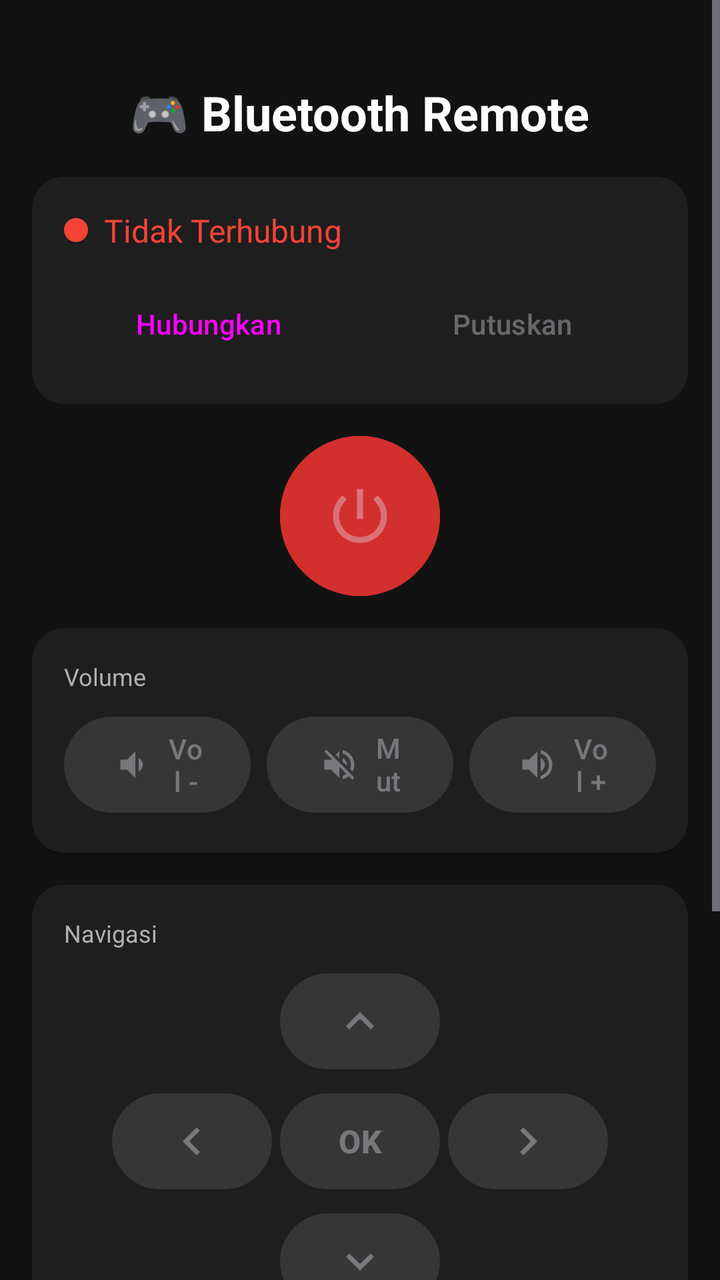
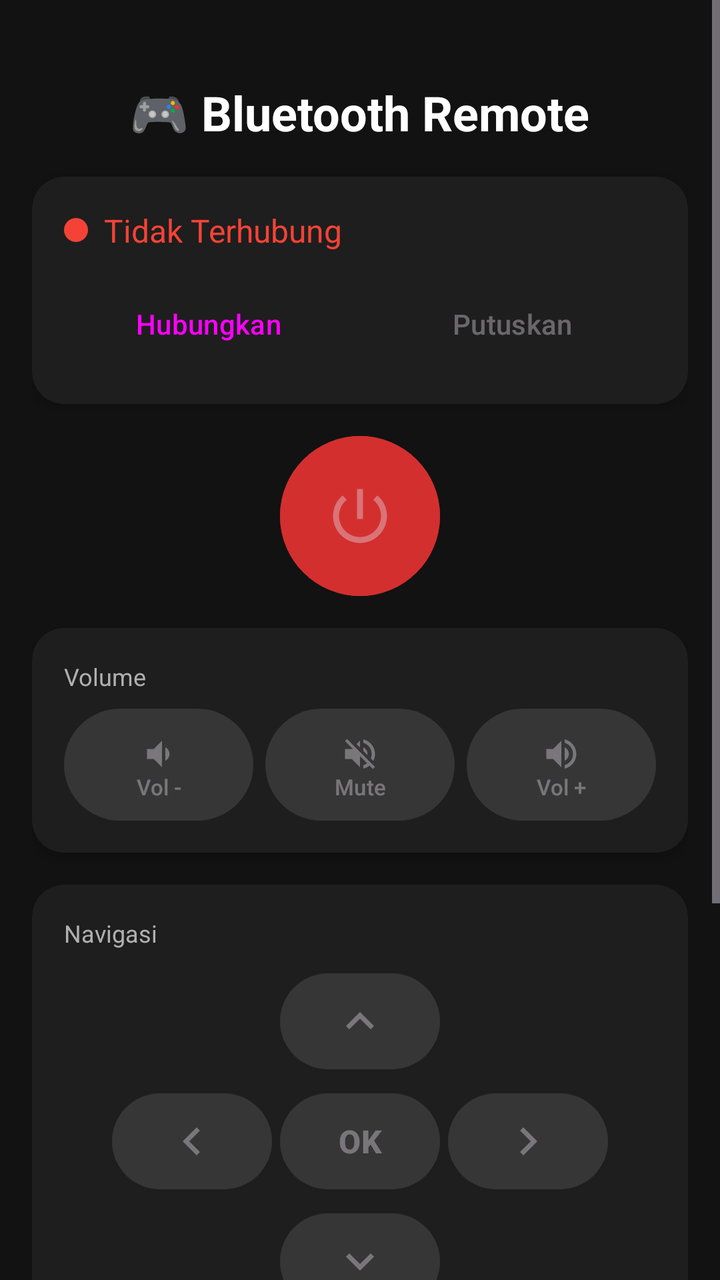

Compare the two renders of this Android layout. The source of the first and the diff that turns it into the second are given below.
<!-- AndroidManifest.xml: application theme Theme.BluetoothRemote -->
<!-- res/layout/activity_main.xml -->
<?xml version="1.0" encoding="utf-8"?>
<ScrollView xmlns:android="http://schemas.android.com/apk/res/android"
    xmlns:app="http://schemas.android.com/apk/res-auto"
    android:layout_width="match_parent"
    android:layout_height="match_parent"
    android:background="@color/background_dark">

    <LinearLayout
        android:layout_width="match_parent"
        android:layout_height="wrap_content"
        android:orientation="vertical"
        android:padding="16dp">

        
        <LinearLayout
            android:layout_width="match_parent"
            android:layout_height="wrap_content"
            android:orientation="vertical"
            android:gravity="center"
            android:paddingTop="24dp"
            android:paddingBottom="16dp">

            <TextView
                android:layout_width="wrap_content"
                android:layout_height="wrap_content"
                android:text="🎮 Bluetooth Remote"
                android:textSize="24sp"
                android:textStyle="bold"
                android:textColor="@color/text_primary"/>

        </LinearLayout>

        
        <androidx.cardview.widget.CardView
            android:layout_width="match_parent"
            android:layout_height="wrap_content"
            android:layout_marginBottom="16dp"
            app:cardBackgroundColor="@color/card_background"
            app:cardCornerRadius="16dp"
            app:cardElevation="4dp">

            <LinearLayout
                android:layout_width="match_parent"
                android:layout_height="wrap_content"
                android:orientation="vertical"
                android:padding="16dp">

                <LinearLayout
                    android:layout_width="match_parent"
                    android:layout_height="wrap_content"
                    android:orientation="horizontal"
                    android:gravity="center_vertical">

                    <View
                        android:id="@+id/statusIndicator"
                        android:layout_width="12dp"
                        android:layout_height="12dp"
                        android:background="@drawable/indicator_disconnected"/>

                    <TextView
                        android:id="@+id/tvStatus"
                        android:layout_width="0dp"
                        android:layout_height="wrap_content"
                        android:layout_weight="1"
                        android:layout_marginStart="8dp"
                        android:text="Tidak Terhubung"
                        android:textSize="16sp"
                        android:textColor="@color/status_disconnected"/>

                </LinearLayout>

                <TextView
                    android:id="@+id/tvDeviceName"
                    android:layout_width="wrap_content"
                    android:layout_height="wrap_content"
                    android:layout_marginTop="4dp"
                    android:textSize="13sp"
                    android:textColor="@color/text_secondary"
                    android:visibility="gone"/>

                <LinearLayout
                    android:layout_width="match_parent"
                    android:layout_height="wrap_content"
                    android:orientation="horizontal"
                    android:layout_marginTop="12dp">

                    <Button
                        android:id="@+id/btnConnect"
                        android:layout_width="0dp"
                        android:layout_height="wrap_content"
                        android:layout_weight="1"
                        android:layout_marginEnd="8dp"
                        android:text="Hubungkan"
                        style="@style/Widget.Material3.Button"/>

                    <Button
                        android:id="@+id/btnDisconnect"
                        android:layout_width="0dp"
                        android:layout_height="wrap_content"
                        android:layout_weight="1"
                        android:enabled="false"
                        android:text="Putuskan"
                        style="@style/Widget.Material3.Button.TonalButton"/>

                </LinearLayout>

            </LinearLayout>

        </androidx.cardview.widget.CardView>

        
        <LinearLayout
            android:layout_width="match_parent"
            android:layout_height="wrap_content"
            android:gravity="center"
            android:layout_marginBottom="16dp">

            <com.google.android.material.button.MaterialButton
                android:id="@+id/btnPower"
                android:layout_width="80dp"
                android:layout_height="80dp"
                android:backgroundTint="@color/power_red"
                app:icon="@drawable/ic_power"
                app:iconSize="36dp"
                app:iconGravity="textStart"
                app:iconPadding="0dp"
                android:insetTop="0dp"
                android:insetBottom="0dp"
                android:insetLeft="0dp"
                android:insetRight="0dp"
                app:cornerRadius="40dp"
                style="@style/Widget.Material3.Button"
                android:enabled="false"/>

        </LinearLayout>

        
        <androidx.cardview.widget.CardView
            android:layout_width="match_parent"
            android:layout_height="wrap_content"
            android:layout_marginBottom="16dp"
            app:cardBackgroundColor="@color/card_background"
            app:cardCornerRadius="16dp"
            app:cardElevation="4dp">

            <LinearLayout
                android:layout_width="match_parent"
                android:layout_height="wrap_content"
                android:orientation="vertical"
                android:padding="16dp">

                <TextView
                    android:layout_width="wrap_content"
                    android:layout_height="wrap_content"
                    android:text="Volume"
                    android:textColor="@color/text_secondary"
                    android:textSize="12sp"
                    android:layout_marginBottom="8dp"/>

                <LinearLayout
                    android:layout_width="match_parent"
                    android:layout_height="wrap_content"
                    android:orientation="horizontal"
                    android:gravity="center">

                    <com.google.android.material.button.MaterialButton
                        android:id="@+id/btnVolDown"
                        android:layout_width="0dp"
                        android:layout_height="56dp"
                        android:layout_weight="1"
                        android:layout_marginEnd="8dp"
                        android:text="Vol -"
                        app:icon="@drawable/ic_volume_down"
                        app:iconSize="20dp"
                        app:iconGravity="textStart"
                        android:enabled="false"
                        style="@style/Widget.Material3.Button.TonalButton"/>

                    <com.google.android.material.button.MaterialButton
                        android:id="@+id/btnMute"
                        android:layout_width="0dp"
                        android:layout_height="56dp"
                        android:layout_weight="1"
                        android:layout_marginEnd="8dp"
                        android:text="Mute"
                        app:icon="@drawable/ic_volume_mute"
                        app:iconSize="20dp"
                        app:iconGravity="textStart"
                        android:enabled="false"
                        style="@style/Widget.Material3.Button.TonalButton"/>

                    <com.google.android.material.button.MaterialButton
                        android:id="@+id/btnVolUp"
                        android:layout_width="0dp"
                        android:layout_height="56dp"
                        android:layout_weight="1"
                        android:text="Vol +"
                        app:icon="@drawable/ic_volume_up"
                        app:iconSize="20dp"
                        app:iconGravity="textStart"
                        android:enabled="false"
                        style="@style/Widget.Material3.Button.TonalButton"/>

                </LinearLayout>

            </LinearLayout>

        </androidx.cardview.widget.CardView>

        
        <androidx.cardview.widget.CardView
            android:layout_width="match_parent"
            android:layout_height="wrap_content"
            android:layout_marginBottom="16dp"
            app:cardBackgroundColor="@color/card_background"
            app:cardCornerRadius="16dp"
            app:cardElevation="4dp">

            <LinearLayout
                android:layout_width="match_parent"
                android:layout_height="wrap_content"
                android:orientation="vertical"
                android:padding="16dp">

                <TextView
                    android:layout_width="wrap_content"
                    android:layout_height="wrap_content"
                    android:text="Navigasi"
                    android:textColor="@color/text_secondary"
                    android:textSize="12sp"
                    android:layout_marginBottom="8dp"/>

                
                <LinearLayout
                    android:layout_width="match_parent"
                    android:layout_height="wrap_content"
                    android:gravity="center"
                    android:layout_marginBottom="4dp">
                    <com.google.android.material.button.MaterialButton
                        android:id="@+id/btnUp"
                        android:layout_width="80dp"
                        android:layout_height="56dp"
                        app:icon="@drawable/ic_arrow_up"
                        app:iconSize="28dp"
                        app:iconGravity="textStart"
                        app:iconPadding="0dp"
                        android:enabled="false"
                        style="@style/Widget.Material3.Button.TonalButton"/>
                </LinearLayout>

                
                <LinearLayout
                    android:layout_width="match_parent"
                    android:layout_height="wrap_content"
                    android:gravity="center"
                    android:layout_marginBottom="4dp">
                    <com.google.android.material.button.MaterialButton
                        android:id="@+id/btnLeft"
                        android:layout_width="80dp"
                        android:layout_height="56dp"
                        app:icon="@drawable/ic_arrow_left"
                        app:iconSize="28dp"
                        app:iconGravity="textStart"
                        app:iconPadding="0dp"
                        android:layout_marginEnd="4dp"
                        android:enabled="false"
                        style="@style/Widget.Material3.Button.TonalButton"/>
                    <com.google.android.material.button.MaterialButton
                        android:id="@+id/btnOk"
                        android:layout_width="80dp"
                        android:layout_height="56dp"
                        android:text="OK"
                        android:textSize="16sp"
                        android:textStyle="bold"
                        android:layout_marginEnd="4dp"
                        android:enabled="false"
                        style="@style/Widget.Material3.Button"/>
                    <com.google.android.material.button.MaterialButton
                        android:id="@+id/btnRight"
                        android:layout_width="80dp"
                        android:layout_height="56dp"
                        app:icon="@drawable/ic_arrow_right"
                        app:iconSize="28dp"
                        app:iconGravity="textStart"
                        app:iconPadding="0dp"
                        android:enabled="false"
                        style="@style/Widget.Material3.Button.TonalButton"/>
                </LinearLayout>

                
                <LinearLayout
                    android:layout_width="match_parent"
                    android:layout_height="wrap_content"
                    android:gravity="center"
                    android:layout_marginBottom="8dp">
                    <com.google.android.material.button.MaterialButton
                        android:id="@+id/btnDown"
                        android:layout_width="80dp"
                        android:layout_height="56dp"
                        app:icon="@drawable/ic_arrow_down"
                        app:iconSize="28dp"
                        app:iconGravity="textStart"
                        app:iconPadding="0dp"
                        android:enabled="false"
                        style="@style/Widget.Material3.Button.TonalButton"/>
                </LinearLayout>

                
                <LinearLayout
                    android:layout_width="match_parent"
                    android:layout_height="wrap_content"
                    android:gravity="center">

                    <com.google.android.material.button.MaterialButton
                        android:id="@+id/btnBack"
                        android:layout_width="0dp"
                        android:layout_height="48dp"
                        android:layout_weight="1"
                        android:layout_marginEnd="4dp"
                        android:text="Back"
                        app:icon="@drawable/ic_arrow_back"
                        app:iconSize="18dp"
                        app:iconGravity="textStart"
                        android:enabled="false"
                        style="@style/Widget.Material3.Button.TonalButton"/>

                    <com.google.android.material.button.MaterialButton
                        android:id="@+id/btnHome"
                        android:layout_width="0dp"
                        android:layout_height="48dp"
                        android:layout_weight="1"
                        android:layout_marginEnd="4dp"
                        android:text="Home"
                        app:icon="@drawable/ic_home"
                        app:iconSize="18dp"
                        app:iconGravity="textStart"
                        android:enabled="false"
                        style="@style/Widget.Material3.Button.TonalButton"/>

                    <com.google.android.material.button.MaterialButton
                        android:id="@+id/btnMenu"
                        android:layout_width="0dp"
                        android:layout_height="48dp"
                        android:layout_weight="1"
                        android:text="Menu"
                        app:icon="@drawable/ic_menu"
                        app:iconSize="18dp"
                        app:iconGravity="textStart"
                        android:enabled="false"
                        style="@style/Widget.Material3.Button.TonalButton"/>

                </LinearLayout>

            </LinearLayout>

        </androidx.cardview.widget.CardView>

        
        <androidx.cardview.widget.CardView
            android:layout_width="match_parent"
            android:layout_height="wrap_content"
            android:layout_marginBottom="24dp"
            app:cardBackgroundColor="@color/card_background"
            app:cardCornerRadius="16dp"
            app:cardElevation="4dp">

            <LinearLayout
                android:layout_width="match_parent"
                android:layout_height="wrap_content"
                android:orientation="vertical"
                android:padding="16dp">

                <TextView
                    android:layout_width="wrap_content"
                    android:layout_height="wrap_content"
                    android:text="Media"
                    android:textColor="@color/text_secondary"
                    android:textSize="12sp"
                    android:layout_marginBottom="8dp"/>

                <LinearLayout
                    android:layout_width="match_parent"
                    android:layout_height="wrap_content"
                    android:gravity="center">

                    <com.google.android.material.button.MaterialButton
                        android:id="@+id/btnPlay"
                        android:layout_width="0dp"
                        android:layout_height="56dp"
                        android:layout_weight="1"
                        android:layout_marginEnd="4dp"
                        android:text="Play"
                        app:icon="@drawable/ic_play"
                        app:iconSize="20dp"
                        app:iconGravity="textStart"
                        android:enabled="false"
                        style="@style/Widget.Material3.Button.TonalButton"/>

                    <com.google.android.material.button.MaterialButton
                        android:id="@+id/btnPause"
                        android:layout_width="0dp"
                        android:layout_height="56dp"
                        android:layout_weight="1"
                        android:layout_marginEnd="4dp"
                        android:text="Pause"
                        app:icon="@drawable/ic_pause"
                        app:iconSize="20dp"
                        app:iconGravity="textStart"
                        android:enabled="false"
                        style="@style/Widget.Material3.Button.TonalButton"/>

                    <com.google.android.material.button.MaterialButton
                        android:id="@+id/btnStop"
                        android:layout_width="0dp"
                        android:layout_height="56dp"
                        android:layout_weight="1"
                        android:text="Stop"
                        app:icon="@drawable/ic_stop"
                        app:iconSize="20dp"
                        app:iconGravity="textStart"
                        android:enabled="false"
                        style="@style/Widget.Material3.Button.TonalButton"/>

                </LinearLayout>

            </LinearLayout>

        </androidx.cardview.widget.CardView>

    </LinearLayout>

</ScrollView>
<!-- resources referenced by this layout -->
<resources>
  <color name="background_dark">#121212</color>
  <color name="card_background">#1E1E1E</color>
  <color name="power_red">#D32F2F</color>
  <color name="status_disconnected">#F44336</color>
  <color name="text_primary">#FFFFFF</color>
  <color name="text_secondary">#B0B0B0</color>
  <!-- drawable ic_arrow_down (drawable) -->
  <vector xmlns:android="http://schemas.android.com/apk/res/android"
      android:width="24dp"
      android:height="24dp"
      android:viewportWidth="24.0"
      android:viewportHeight="24.0">
      <path
          android:fillColor="@android:color/white"
          android:pathData="M7.41,8.59L12,13.17l4.59,-4.58L18,10l-6,6 -6,-6 1.41,-1.41z"/>
  </vector>
  <!-- drawable ic_arrow_left (drawable) -->
  <vector xmlns:android="http://schemas.android.com/apk/res/android"
      android:width="24dp"
      android:height="24dp"
      android:viewportWidth="24.0"
      android:viewportHeight="24.0">
      <path
          android:fillColor="@android:color/white"
          android:pathData="M15.41,16.59L10.83,12l4.58,-4.59L14,6l-6,6 6,6 1.41,-1.41z"/>
  </vector>
  <!-- drawable ic_arrow_right (drawable) -->
  <vector xmlns:android="http://schemas.android.com/apk/res/android"
      android:width="24dp"
      android:height="24dp"
      android:viewportWidth="24.0"
      android:viewportHeight="24.0">
      <path
          android:fillColor="@android:color/white"
          android:pathData="M8.59,16.59L13.17,12 8.59,7.41 10,6l6,6 -6,6 -1.41,-1.41z"/>
  </vector>
  <!-- drawable ic_arrow_up (drawable) -->
  <vector xmlns:android="http://schemas.android.com/apk/res/android"
      android:width="24dp"
      android:height="24dp"
      android:viewportWidth="24.0"
      android:viewportHeight="24.0">
      <path
          android:fillColor="@android:color/white"
          android:pathData="M7.41,15.41L12,10.83l4.59,4.58L18,14l-6,-6 -6,6z"/>
  </vector>
  <!-- drawable ic_home (drawable) -->
  <vector xmlns:android="http://schemas.android.com/apk/res/android"
      android:width="24dp"
      android:height="24dp"
      android:viewportWidth="24.0"
      android:viewportHeight="24.0">
      <path
          android:fillColor="@android:color/white"
          android:pathData="M10,20v-6h4v6h5v-8h3L12,3 2,12h3v8z"/>
  </vector>
  <!-- drawable ic_menu (drawable) -->
  <vector xmlns:android="http://schemas.android.com/apk/res/android"
      android:width="24dp"
      android:height="24dp"
      android:viewportWidth="24.0"
      android:viewportHeight="24.0">
      <path
          android:fillColor="@android:color/white"
          android:pathData="M3,18h18v-2H3v2zm0,-5h18v-2H3v2zm0,-7v2h18V6H3z"/>
  </vector>
  <!-- drawable ic_pause (drawable) -->
  <vector xmlns:android="http://schemas.android.com/apk/res/android"
      android:width="24dp"
      android:height="24dp"
      android:viewportWidth="24.0"
      android:viewportHeight="24.0">
      <path
          android:fillColor="@android:color/white"
          android:pathData="M6,19h4V5H6v14zm8,-14v14h4V5h-4z"/>
  </vector>
  <!-- drawable ic_play (drawable) -->
  <vector xmlns:android="http://schemas.android.com/apk/res/android"
      android:width="24dp"
      android:height="24dp"
      android:viewportWidth="24.0"
      android:viewportHeight="24.0">
      <path
          android:fillColor="@android:color/white"
          android:pathData="M8,5v14l11,-7z"/>
  </vector>
  <!-- drawable ic_stop (drawable) -->
  <vector xmlns:android="http://schemas.android.com/apk/res/android"
      android:width="24dp"
      android:height="24dp"
      android:viewportWidth="24.0"
      android:viewportHeight="24.0">
      <path
          android:fillColor="@android:color/white"
          android:pathData="M6,6h12v12H6z"/>
  </vector>
  <!-- drawable indicator_disconnected (drawable) -->
  <?xml version="1.0" encoding="utf-8"?>
  <shape xmlns:android="http://schemas.android.com/apk/res/android" android:shape="oval">
      <solid android:color="#F44336"/>
  </shape>
  <color name="primary">#6200EE</color>
  <color name="primary_variant">#3700B3</color>
  <color name="secondary">#03DAC6</color>
  <!-- unchanged entries left out for length: 6 -->
</resources>

<!-- the commit's change to res/layout/activity_main.xml (unified diff, before → after) -->
@@ -168,11 +168,21 @@
                         android:layout_width="0dp"
                         android:layout_height="56dp"
                         android:layout_weight="1"
-                        android:layout_marginEnd="8dp"
+                        android:layout_marginEnd="6dp"
+                        android:insetLeft="0dp"
+                        android:insetRight="0dp"
+                        android:insetTop="0dp"
+                        android:insetBottom="0dp"
+                        android:paddingStart="2dp"
+                        android:paddingEnd="2dp"
+                        android:paddingTop="6dp"
+                        android:paddingBottom="6dp"
                         android:text="Vol -"
+                        android:textSize="11sp"
                         app:icon="@drawable/ic_volume_down"
                         app:iconSize="20dp"
-                        app:iconGravity="textStart"
+                        app:iconGravity="textTop"
+                        app:iconPadding="2dp"
                         android:enabled="false"
                         style="@style/Widget.Material3.Button.TonalButton"/>
 
@@ -181,11 +191,21 @@
                         android:layout_width="0dp"
                         android:layout_height="56dp"
                         android:layout_weight="1"
-                        android:layout_marginEnd="8dp"
+                        android:layout_marginEnd="6dp"
+                        android:insetLeft="0dp"
+                        android:insetRight="0dp"
+                        android:insetTop="0dp"
+                        android:insetBottom="0dp"
+                        android:paddingStart="2dp"
+                        android:paddingEnd="2dp"
+                        android:paddingTop="6dp"
+                        android:paddingBottom="6dp"
                         android:text="Mute"
+                        android:textSize="11sp"
                         app:icon="@drawable/ic_volume_mute"
                         app:iconSize="20dp"
-                        app:iconGravity="textStart"
+                        app:iconGravity="textTop"
+                        app:iconPadding="2dp"
                         android:enabled="false"
                         style="@style/Widget.Material3.Button.TonalButton"/>
 
@@ -194,10 +214,20 @@
                         android:layout_width="0dp"
                         android:layout_height="56dp"
                         android:layout_weight="1"
+                        android:insetLeft="0dp"
+                        android:insetRight="0dp"
+                        android:insetTop="0dp"
+                        android:insetBottom="0dp"
+                        android:paddingStart="2dp"
+                        android:paddingEnd="2dp"
+                        android:paddingTop="6dp"
+                        android:paddingBottom="6dp"
                         android:text="Vol +"
+                        android:textSize="11sp"
                         app:icon="@drawable/ic_volume_up"
                         app:iconSize="20dp"
-                        app:iconGravity="textStart"
+                        app:iconGravity="textTop"
+                        app:iconPadding="2dp"
                         android:enabled="false"
                         style="@style/Widget.Material3.Button.TonalButton"/>
 
@@ -314,38 +344,68 @@
                     <com.google.android.material.button.MaterialButton
                         android:id="@+id/btnBack"
                         android:layout_width="0dp"
-                        android:layout_height="48dp"
-                        android:layout_weight="1"
-                        android:layout_marginEnd="4dp"
+                        android:layout_height="56dp"
+                        android:layout_weight="1"
+                        android:layout_marginEnd="6dp"
+                        android:insetLeft="0dp"
+                        android:insetRight="0dp"
+                        android:insetTop="0dp"
+                        android:insetBottom="0dp"
+                        android:paddingStart="2dp"
+                        android:paddingEnd="2dp"
+                        android:paddingTop="6dp"
+                        android:paddingBottom="6dp"
                         android:text="Back"
+                        android:textSize="11sp"
                         app:icon="@drawable/ic_arrow_back"
-                        app:iconSize="18dp"
-                        app:iconGravity="textStart"
+                        app:iconSize="20dp"
+                        app:iconGravity="textTop"
+                        app:iconPadding="2dp"
                         android:enabled="false"
                         style="@style/Widget.Material3.Button.TonalButton"/>
 
                     <com.google.android.material.button.MaterialButton
                         android:id="@+id/btnHome"
                         android:layout_width="0dp"
-                        android:layout_height="48dp"
-                        android:layout_weight="1"
-                        android:layout_marginEnd="4dp"
+                        android:layout_height="56dp"
+                        android:layout_weight="1"
+                        android:layout_marginEnd="6dp"
+                        android:insetLeft="0dp"
+                        android:insetRight="0dp"
+                        android:insetTop="0dp"
+                        android:insetBottom="0dp"
+                        android:paddingStart="2dp"
+                        android:paddingEnd="2dp"
+                        android:paddingTop="6dp"
+                        android:paddingBottom="6dp"
                         android:text="Home"
+                        android:textSize="11sp"
                         app:icon="@drawable/ic_home"
-                        app:iconSize="18dp"
-                        app:iconGravity="textStart"
+                        app:iconSize="20dp"
+                        app:iconGravity="textTop"
+                        app:iconPadding="2dp"
                         android:enabled="false"
                         style="@style/Widget.Material3.Button.TonalButton"/>
 
                     <com.google.android.material.button.MaterialButton
                         android:id="@+id/btnMenu"
                         android:layout_width="0dp"
-                        android:layout_height="48dp"
-                        android:layout_weight="1"
+                        android:layout_height="56dp"
+                        android:layout_weight="1"
+                        android:insetLeft="0dp"
+                        android:insetRight="0dp"
+                        android:insetTop="0dp"
+                        android:insetBottom="0dp"
+                        android:paddingStart="2dp"
+                        android:paddingEnd="2dp"
+                        android:paddingTop="6dp"
+                        android:paddingBottom="6dp"
                         android:text="Menu"
+                        android:textSize="11sp"
                         app:icon="@drawable/ic_menu"
-                        app:iconSize="18dp"
-                        app:iconGravity="textStart"
+                        app:iconSize="20dp"
+                        app:iconGravity="textTop"
+                        app:iconPadding="2dp"
                         android:enabled="false"
                         style="@style/Widget.Material3.Button.TonalButton"/>
 
@@ -388,11 +448,21 @@
                         android:layout_width="0dp"
                         android:layout_height="56dp"
                         android:layout_weight="1"
-                        android:layout_marginEnd="4dp"
+                        android:layout_marginEnd="6dp"
+                        android:insetLeft="0dp"
+                        android:insetRight="0dp"
+                        android:insetTop="0dp"
+                        android:insetBottom="0dp"
+                        android:paddingStart="2dp"
+                        android:paddingEnd="2dp"
+                        android:paddingTop="6dp"
+                        android:paddingBottom="6dp"
                         android:text="Play"
+                        android:textSize="11sp"
                         app:icon="@drawable/ic_play"
                         app:iconSize="20dp"
-                        app:iconGravity="textStart"
+                        app:iconGravity="textTop"
+                        app:iconPadding="2dp"
                         android:enabled="false"
                         style="@style/Widget.Material3.Button.TonalButton"/>
 
@@ -401,11 +471,21 @@
                         android:layout_width="0dp"
                         android:layout_height="56dp"
                         android:layout_weight="1"
-                        android:layout_marginEnd="4dp"
+                        android:layout_marginEnd="6dp"
+                        android:insetLeft="0dp"
+                        android:insetRight="0dp"
+                        android:insetTop="0dp"
+                        android:insetBottom="0dp"
+                        android:paddingStart="2dp"
+                        android:paddingEnd="2dp"
+                        android:paddingTop="6dp"
+                        android:paddingBottom="6dp"
                         android:text="Pause"
+                        android:textSize="11sp"
                         app:icon="@drawable/ic_pause"
                         app:iconSize="20dp"
-                        app:iconGravity="textStart"
+                        app:iconGravity="textTop"
+                        app:iconPadding="2dp"
                         android:enabled="false"
                         style="@style/Widget.Material3.Button.TonalButton"/>
 
@@ -414,10 +494,20 @@
                         android:layout_width="0dp"
                         android:layout_height="56dp"
                         android:layout_weight="1"
+                        android:insetLeft="0dp"
+                        android:insetRight="0dp"
+                        android:insetTop="0dp"
+                        android:insetBottom="0dp"
+                        android:paddingStart="2dp"
+                        android:paddingEnd="2dp"
+                        android:paddingTop="6dp"
+                        android:paddingBottom="6dp"
                         android:text="Stop"
+                        android:textSize="11sp"
                         app:icon="@drawable/ic_stop"
                         app:iconSize="20dp"
-                        app:iconGravity="textStart"
+                        app:iconGravity="textTop"
+                        app:iconPadding="2dp"
                         android:enabled="false"
                         style="@style/Widget.Material3.Button.TonalButton"/>
 
